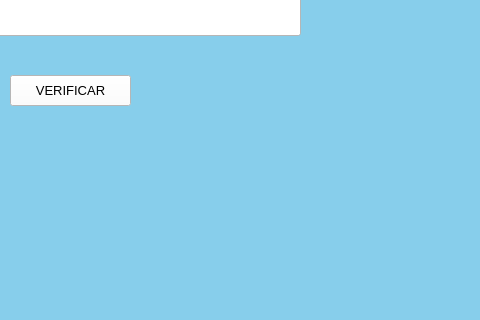
The window that conexao_BD/interface/telas/verifica_tipo.ui (duardo10/sistema-clinica) describes before a commit, drawn with Qt 5; both pictures show x 320 to 800 and y 195 to 515 of the 800 by 600 pixel window.
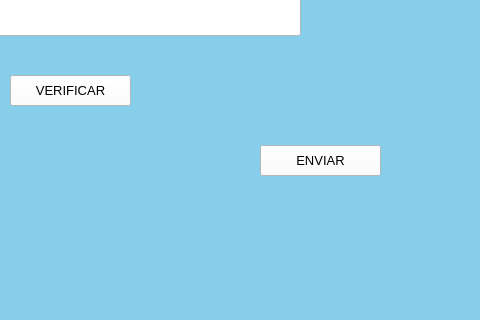
The same window after the commit.

```diff
--- a/conexao_BD/interface/telas/verifica_tipo.ui
+++ b/conexao_BD/interface/telas/verifica_tipo.ui
@@ -134,6 +134,27 @@
      <string>VERIFICAR</string>
     </property>
    </widget>
+   <widget class="QPushButton" name="pushButton_3">
+    <property name="geometry">
+     <rect>
+      <x>580</x>
+      <y>340</y>
+      <width>121</width>
+      <height>31</height>
+     </rect>
+    </property>
+    <property name="font">
+     <font>
+      <pointsize>10</pointsize>
+     </font>
+    </property>
+    <property name="styleSheet">
+     <string notr="true">background-color:  white;</string>
+    </property>
+    <property name="text">
+     <string>ENVIAR</string>
+    </property>
+   </widget>
   </widget>
   <widget class="QMenuBar" name="menubar">
    <property name="geometry">
```
